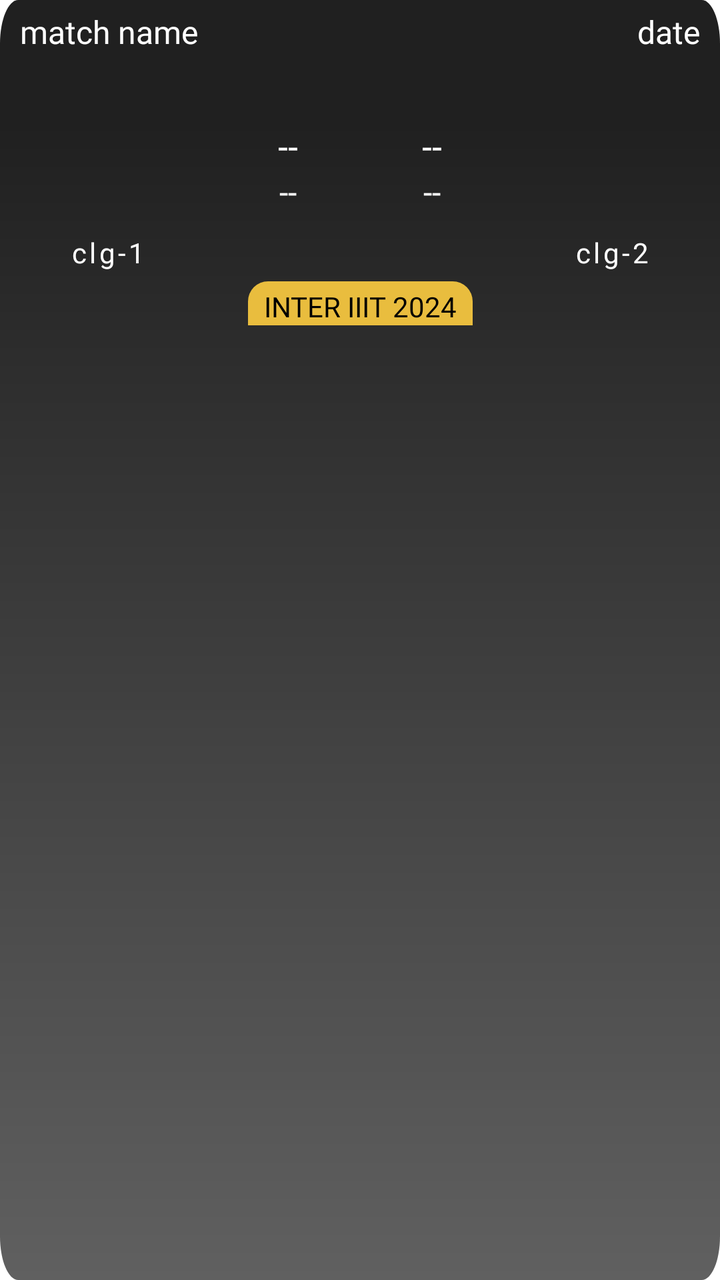
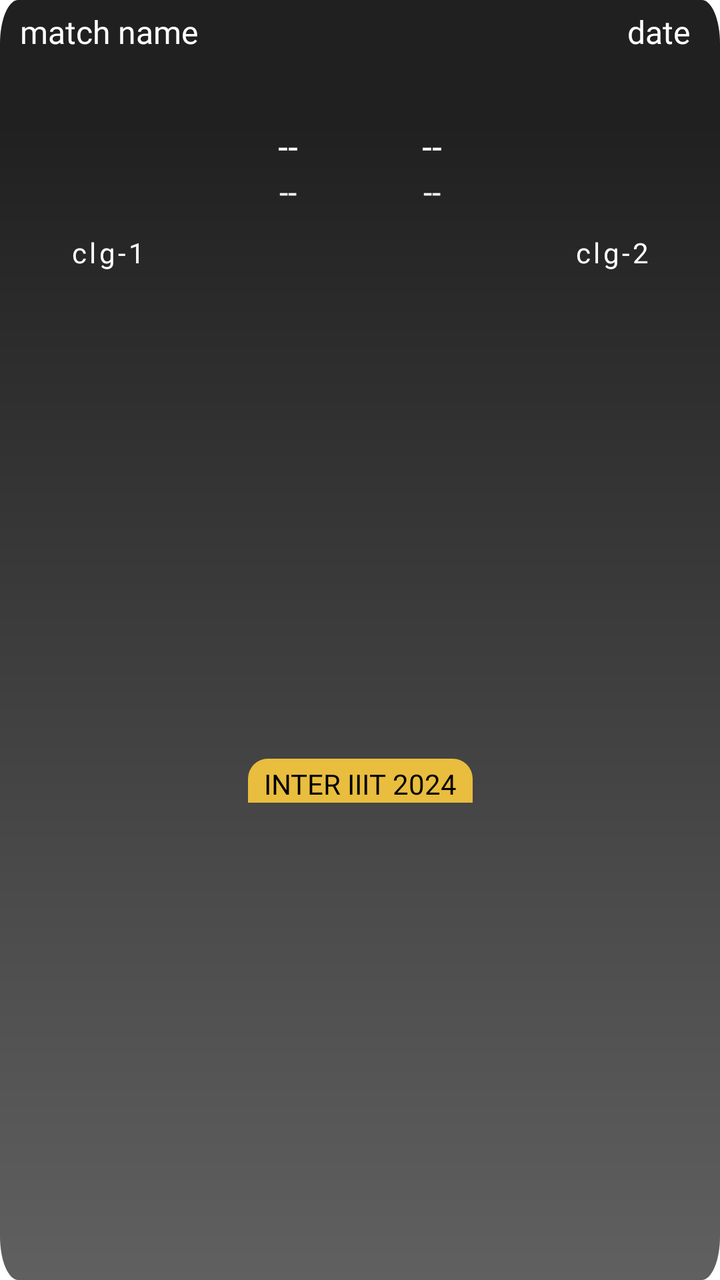

An Android layout rendered at two revisions. The XML below is the earlier revision; the diff shows what the commit changed to produce the second picture.
<!-- AndroidManifest.xml: application theme Theme.NavigationDrawer -->
<!-- res/layout/layout_cricket.xml -->
<?xml version="1.0" encoding="utf-8"?>
<androidx.constraintlayout.widget.ConstraintLayout xmlns:android="http://schemas.android.com/apk/res/android"
    xmlns:app="http://schemas.android.com/apk/res-auto"
    android:layout_width="match_parent"
    android:layout_height="wrap_content"
    android:layout_marginHorizontal="10dp"
    android:layout_marginVertical="10dp"
    android:background="@drawable/fade3">

    <LinearLayout
        android:id="@+id/lay1"
        android:layout_width="match_parent"
        android:layout_height="wrap_content"
        android:orientation="horizontal"
        android:padding="5dp"
        android:weightSum="1"
        app:layout_constraintEnd_toEndOf="parent"
        app:layout_constraintStart_toStartOf="parent"
        app:layout_constraintTop_toTopOf="parent">

        <TextView
            android:id="@+id/matchName"
            android:layout_width="0dp"
            android:layout_height="wrap_content"
            android:layout_gravity="center_vertical"
            android:layout_weight="0.7"
            android:fontFamily="@font/poppins_semibold"
            android:gravity="center_vertical|start"
            android:hint="match name"
            android:paddingHorizontal="5dp"
            android:textAllCaps="true"
            android:textColor="#E9E9E9"
            android:textColorHint="@color/white"
            android:textSize="16dp" />

        <TextView
            android:id="@+id/date"
            android:layout_width="0dp"
            android:layout_height="wrap_content"
            android:layout_gravity="center_vertical"
            android:layout_weight="0.3"
            android:fontFamily="@font/poppins_semibold"
            android:gravity="center_vertical|end"
            android:hint="date"
            android:paddingHorizontal="5dp"
            android:textColor="#E9E9E9"
            android:textColorHint="@color/white"
            android:textSize="16dp" />
    </LinearLayout>

    <LinearLayout
        android:layout_width="match_parent"
        android:layout_height="wrap_content"
        android:layout_marginTop="45dp"
        android:orientation="vertical"
        android:visibility="gone">

        <TextView
            android:id="@+id/time"
            android:layout_width="match_parent"
            android:layout_height="wrap_content"
            android:fontFamily="@font/poppins_medium"
            android:gravity="center"
            android:hint="time"
            android:textColor="@color/white"
            android:textColorHint="@color/white"
            android:textSize="16dp" />
    </LinearLayout>

    <LinearLayout
        android:id="@+id/layout"
        android:layout_width="match_parent"
        android:layout_height="wrap_content"
        android:orientation="horizontal"
        android:weightSum="1"
        app:layout_constraintEnd_toEndOf="parent"
        app:layout_constraintStart_toStartOf="parent"
        app:layout_constraintTop_toBottomOf="@id/lay1">

        <LinearLayout
            android:layout_width="0dp"
            android:layout_height="wrap_content"
            android:layout_gravity="center_vertical"
            android:layout_weight="0.3"
            android:orientation="vertical">

            <ImageView
                android:id="@+id/clgImg1"
                android:layout_width="match_parent"
                android:layout_height="80dp"
                android:scaleType="fitCenter" />

            <TextView
                android:id="@+id/clgName1"
                android:layout_width="match_parent"
                android:layout_height="wrap_content"
                android:layout_marginTop="5dp"
                android:fontFamily="@font/poppins_medium"
                android:gravity="center"
                android:hint="clg-1"
                android:letterSpacing="0.1"
                android:paddingHorizontal="5dp"
                android:textAllCaps="true"
                android:textColor="@color/white"
                android:textColorHint="@color/white" />
        </LinearLayout>

        <LinearLayout
            android:layout_width="0dp"
            android:layout_height="wrap_content"
            android:layout_gravity="center_vertical"
            android:layout_weight="0.4"
            android:orientation="vertical"
            android:weightSum="1">

            <LinearLayout
                android:layout_width="match_parent"
                android:layout_height="0dp"
                android:layout_weight="0.5"
                android:orientation="horizontal"
                android:weightSum="1">

                <TextView
                    android:id="@+id/poi1"
                    android:layout_width="0dp"
                    android:layout_height="wrap_content"
                    android:layout_weight="0.5"
                    android:fontFamily="@font/poppins_semibold"
                    android:gravity="center"
                    android:hint="--"
                    android:textColor="@color/white"
                    android:textColorHint="@color/white"
                    android:textSize="18dp" />

                <TextView
                    android:id="@+id/poi2"
                    android:layout_width="0dp"
                    android:layout_height="wrap_content"
                    android:layout_weight="0.5"
                    android:fontFamily="@font/poppins_semibold"
                    android:gravity="center"
                    android:hint="--"
                    android:textColor="@color/white"
                    android:textColorHint="@color/white"
                    android:textSize="18dp" />

            </LinearLayout>

            <LinearLayout
                android:layout_width="match_parent"
                android:layout_height="0dp"
                android:layout_weight="0.5"
                android:orientation="horizontal"
                android:weightSum="1">

                <TextView
                    android:id="@+id/ov1"
                    android:layout_width="0dp"
                    android:layout_height="wrap_content"
                    android:layout_weight="0.5"
                    android:fontFamily="@font/poppins_medium"
                    android:gravity="center"
                    android:hint="--"
                    android:textColor="@color/white"
                    android:textColorHint="@color/white"
                    android:textSize="16dp" />

                <TextView
                    android:id="@+id/ov2"
                    android:layout_width="0dp"
                    android:layout_height="wrap_content"
                    android:layout_weight="0.5"
                    android:fontFamily="@font/poppins_medium"
                    android:gravity="center"
                    android:hint="--"
                    android:textColor="@color/white"
                    android:textColorHint="@color/white"
                    android:textSize="16dp" />

            </LinearLayout>
        </LinearLayout>

        <LinearLayout
            android:layout_width="0dp"
            android:layout_height="wrap_content"
            android:layout_gravity="center_vertical"
            android:layout_weight="0.3"
            android:orientation="vertical">

            <ImageView
                android:id="@+id/clgImg2"
                android:layout_width="match_parent"
                android:layout_height="80dp"
                android:scaleType="fitCenter" />

            <TextView
                android:id="@+id/clgName2"
                android:layout_width="match_parent"
                android:layout_height="wrap_content"
                android:layout_marginTop="5dp"
                android:fontFamily="@font/poppins_medium"
                android:gravity="center"
                android:hint="clg-2"
                android:letterSpacing="0.1"
                android:paddingHorizontal="5dp"
                android:textAllCaps="true"
                android:textColor="@color/white"
                android:textColorHint="@color/white" />
        </LinearLayout>
    </LinearLayout>

    <TextView
        android:layout_width="wrap_content"
        android:layout_height="wrap_content"
        android:layout_marginTop="5dp"
        android:background="@drawable/backlesss"
        android:fontFamily="@font/poppins_medium"
        android:gravity="center|bottom"
        android:paddingHorizontal="8dp"
        android:paddingTop="3dp"
        android:text="inter iiit 2024"
        android:textAllCaps="true"
        android:textColor="@color/black"
        app:layout_constraintEnd_toEndOf="parent"
        app:layout_constraintStart_toStartOf="parent"
        app:layout_constraintTop_toBottomOf="@id/layout" />
</androidx.constraintlayout.widget.ConstraintLayout>
<!-- resources referenced by this layout -->
<resources>
  <color name="black">#FF000000</color>
  <color name="white">#FFFFFFFF</color>
  <!-- drawable backlesss (drawable) -->
  <?xml version="1.0" encoding="utf-8"?>
  <shape xmlns:android="http://schemas.android.com/apk/res/android">
      <solid android:color="#E9BD3E" /> 
  
      <corners
          android:topLeftRadius="10dp"
          android:topRightRadius="10dp" />
  </shape>
  <!-- drawable fade3 (drawable) -->
  <vector xmlns:android="http://schemas.android.com/apk/res/android"
      xmlns:aapt="http://schemas.android.com/aapt"
      android:width="400dp"
      android:height="293dp"
      android:viewportWidth="393"
      android:viewportHeight="293">
  
      <path android:pathData="M10,0h373c5.523,0 10,4.477 10,10v273c0,5.523 -4.477,10 -10,10h-373c-5.523,0 -10,-4.477 -10,-10v-273c0,-5.523 4.477,-10 10,-10Z">
          <aapt:attr name="android:fillColor">
              <gradient
                  android:endX="197"
                  android:endY="27.9"
                  android:startX="197"
                  android:startY="293"
                  android:type="linear">
                  <item
                      android:color="#606060"
                      android:offset="0" />
                  <item
                      android:color="#202020"
                      android:offset="1" />
              </gradient>
          </aapt:attr>
      </path>
  </vector>
  <style name="Theme.NavigationDrawer" parent="Theme.MaterialComponents.DayNight.NoActionBar">
          
          <item name="colorPrimary">#FFECA1</item>
          
      </style>
</resources>

<!-- the commit's change to res/layout/layout_cricket.xml (unified diff, before → after) -->
@@ -42,7 +42,7 @@
             android:fontFamily="@font/poppins_semibold"
             android:gravity="center_vertical|end"
             android:hint="date"
-            android:paddingHorizontal="5dp"
+            android:paddingEnd="10dp"
             android:textColor="#E9E9E9"
             android:textColorHint="@color/white"
             android:textSize="16dp" />
@@ -221,6 +221,7 @@
         android:text="inter iiit 2024"
         android:textAllCaps="true"
         android:textColor="@color/black"
+        app:layout_constraintBottom_toBottomOf="parent"
         app:layout_constraintEnd_toEndOf="parent"
         app:layout_constraintStart_toStartOf="parent"
         app:layout_constraintTop_toBottomOf="@id/layout" />
